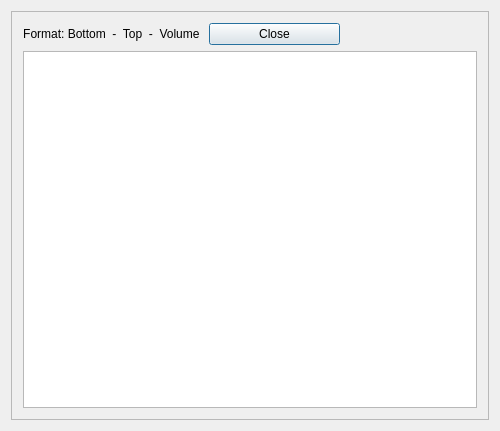
Qt form plugins/qCMAT/ui/displayVolume.ui (SuzanaLucia/qCMAT) before a commit.
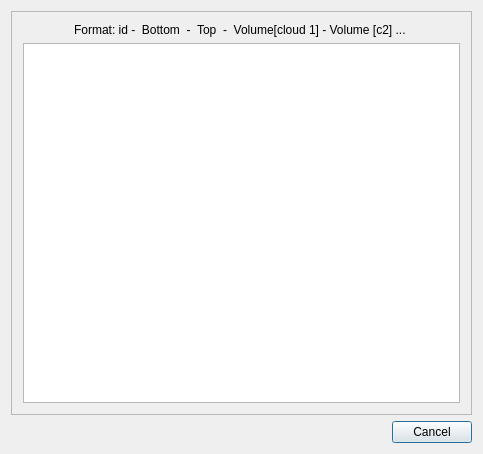
The same form after that commit.

The edit to the form file:
```diff
--- a/plugins/qCMAT/ui/displayVolume.ui
+++ b/plugins/qCMAT/ui/displayVolume.ui
@@ -6,15 +6,15 @@
    <rect>
     <x>0</x>
     <y>0</y>
-    <width>500</width>
-    <height>431</height>
+    <width>483</width>
+    <height>454</height>
    </rect>
   </property>
   <property name="windowTitle">
    <string>Dialog</string>
   </property>
   <layout class="QGridLayout" name="gridLayout_2">
-   <item row="0" column="0">
+   <item row="0" column="0" colspan="2">
     <widget class="QFrame" name="frame">
      <property name="frameShape">
       <enum>QFrame::StyledPanel</enum>
@@ -23,29 +23,42 @@
       <enum>QFrame::Raised</enum>
      </property>
      <layout class="QGridLayout" name="gridLayout">
-      <item row="0" column="0">
+      <item row="1" column="0" colspan="3">
+       <widget class="QTextEdit" name="Text"/>
+      </item>
+      <item row="0" column="0" colspan="3">
        <widget class="QLabel" name="title">
         <property name="text">
-         <string>Format: Bottom  -  Top  -  Volume </string>
+         <string>Format: id -  Bottom  -  Top  -  Volume[cloud 1] - Volume [c2] ... </string>
         </property>
         <property name="alignment">
          <set>Qt::AlignCenter</set>
         </property>
        </widget>
       </item>
-      <item row="0" column="1">
-       <widget class="QPushButton" name="Close">
-        <property name="text">
-         <string>Close</string>
-        </property>
-       </widget>
-      </item>
-      <item row="1" column="0" colspan="3">
-       <widget class="QTextEdit" name="Text"/>
-      </item>
      </layout>
     </widget>
    </item>
+   <item row="1" column="0">
+    <spacer name="horizontalSpacer">
+     <property name="orientation">
+      <enum>Qt::Horizontal</enum>
+     </property>
+     <property name="sizeHint" stdset="0">
+      <size>
+       <width>368</width>
+       <height>20</height>
+      </size>
+     </property>
+    </spacer>
+   </item>
+   <item row="1" column="1">
+    <widget class="QDialogButtonBox" name="cancelButton">
+     <property name="standardButtons">
+      <set>QDialogButtonBox::Cancel</set>
+     </property>
+    </widget>
+   </item>
   </layout>
  </widget>
  <layoutdefault spacing="6" margin="11"/>
```
Left out of the diff: 2 changed lines with no effect on the pictures.
